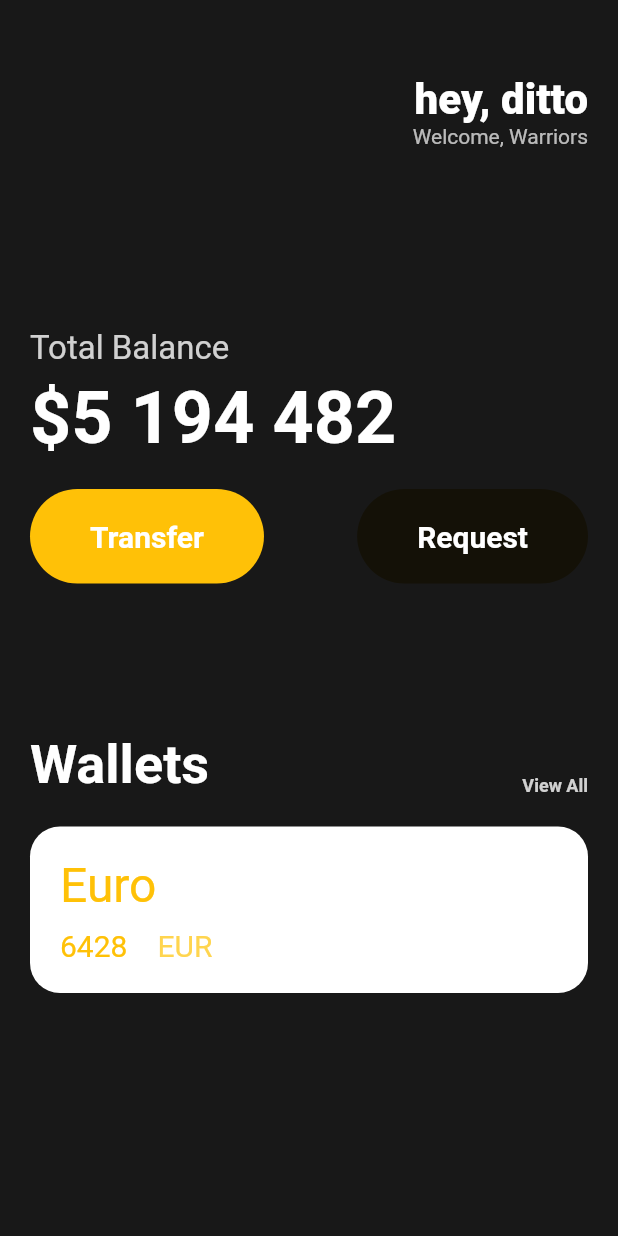
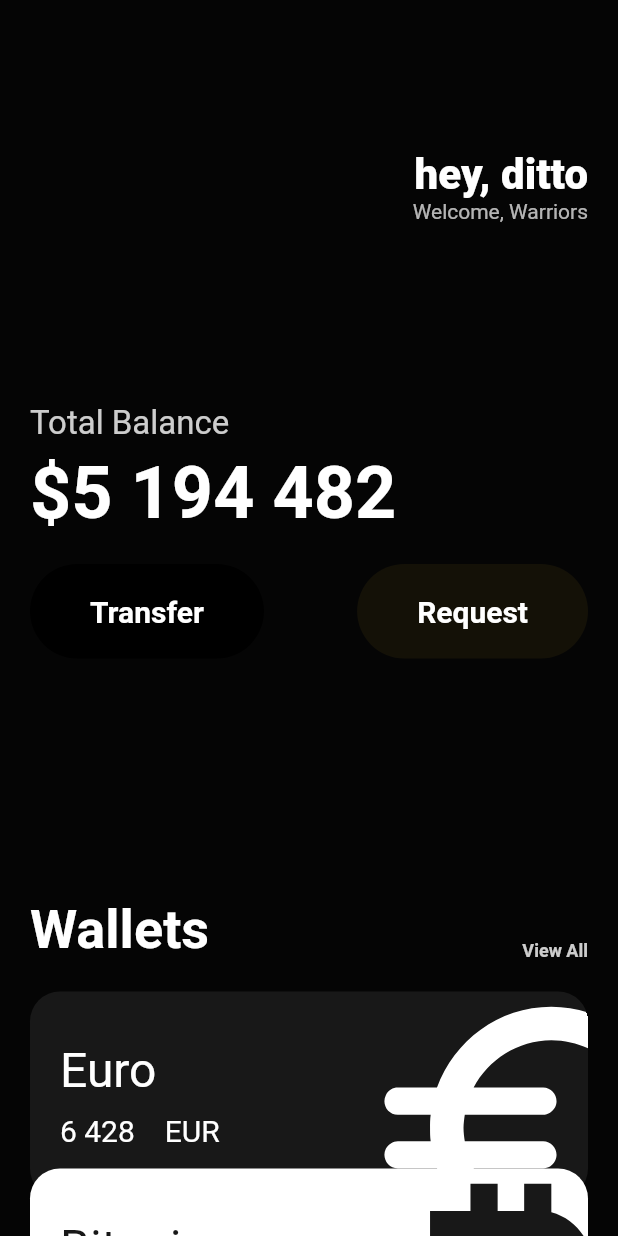
Before and after one commit to beoma21/TIL, a Flutter app: the screen it shows after launch, on a phone screen of 412 x 824 dp. Run offline on Flutter 3.47's test engine with Material 2 defaults, Android fonts, the phone set to English and light mode, and no system bars.

Commit message:
flutter_codeChallenge_230129

```diff
--- a/FirstProject/flutter_application_1/lib/main.dart
+++ b/FirstProject/flutter_application_1/lib/main.dart
@@ -1,5 +1,6 @@
 import 'package:flutter/material.dart';
 import 'package:flutter_application_1/widgets/button.dart';
+import 'package:flutter_application_1/widgets/card.dart';
 
 void main() {
   var charm = Player(name: "chim");
@@ -19,8 +20,9 @@ class App extends StatelessWidget {
     // material:  구글, cupertino: 애플 디자인 앱을 어떤 디자인으로 만들고 싶은지, 보통 구글 디자인이 더 보기 좋음
     return MaterialApp(
         home: Scaffold(
-            backgroundColor: const Color(0xFF181818),
-            body: Padding(
+            backgroundColor: const Color.fromARGB(255, 5, 5, 5),
+            body: SingleChildScrollView(
+              child: Padding(
                 padding: const EdgeInsets.symmetric(
                   horizontal: 20,
                 ),
@@ -28,7 +30,7 @@ class App extends StatelessWidget {
                   crossAxisAlignment: CrossAxisAlignment.start,
                   children: [
                     const SizedBox(
-                    height: 50,
+                      height: 100,
                     ),
                     Row(
                       mainAxisAlignment: MainAxisAlignment.end,
@@ -82,7 +84,7 @@ class App extends StatelessWidget {
                       children: const [
                         Button(
                             text: "Transfer",
-                          bgColor: Colors.amber,
+                            bgColor: Colors.black,
                             textColor: Colors.white),
                         Button(
                             text: "Request",
@@ -91,7 +93,7 @@ class App extends StatelessWidget {
                       ],
                     ),
                     const SizedBox(
-                    height: 100,
+                      height: 160,
                     ),
                     Row(
                         crossAxisAlignment: CrossAxisAlignment.end,
@@ -113,43 +115,32 @@ class App extends StatelessWidget {
                           ),
                         ]),
                     const SizedBox(height: 20),
-                  Container(
-                    decoration: BoxDecoration(
-                        color: Colors.white,
-                        borderRadius: BorderRadius.circular(20)),
-                    child: Padding(
-                      padding: const EdgeInsets.symmetric(
-                          vertical: 20, horizontal: 20),
-                      child: Row(children: [
-                        Column(
-                          crossAxisAlignment: CrossAxisAlignment.start,
-                          children: [
-                            const Text(
-                              'Euro',
-                              style:
-                                  TextStyle(color: Colors.amber, fontSize: 32),
+                    const CurrencyCard(
+                      name: "Euro",
+                      code: "EUR",
+                      amount: "6 428",
+                      icon: Icons.euro_rounded,
+                      isInverted: false,
+                      order: 0,
                     ),
-                            const SizedBox(height: 10),
-                            Row(
-                              children: [
-                                const Text('6428',
-                                    style: TextStyle(
-                                        color: Colors.amber, fontSize: 20)),
-                                const SizedBox(
-                                  width: 20,
+                    const CurrencyCard(
+                      name: "Bitcoin",
+                      code: "BTC",
+                      amount: "9 785",
+                      icon: Icons.currency_bitcoin,
+                      isInverted: true,
+                      order: 1,
                     ),
-                                Text('EUR',
-                                    style: TextStyle(
-                                        color: Colors.amber.shade300,
-                                        fontSize: 20))
-                              ],
-                            )
-                          ],
-                        )
-                      ]),
-                    ),
+                    const CurrencyCard(
+                      name: "Yen",
+                      code: "JPY",
+                      amount: "4 222",
+                      icon: Icons.currency_yen,
+                      isInverted: false,
+                      order: 2,
                     ),
                   ],
+                ),
               ),
             )
             // body: Center(
--- /dev/null
+++ b/FirstProject/flutter_application_1/lib/widgets/card.dart
@@ -0,0 +1,78 @@
+import 'package:flutter/material.dart';
+
+class CurrencyCard extends StatelessWidget {
+  final String name, code, amount;
+  final IconData icon;
+  final bool isInverted;
+  final _blackColor = const Color(0xFF181818);
+  final double order;
+
+  const CurrencyCard({
+    super.key,
+    required this.name,
+    required this.code,
+    required this.amount,
+    required this.icon,
+    required this.isInverted,
+    required this.order,
+  });
+
+  @override
+  Widget build(BuildContext context) {
+    return Transform.translate(
+      offset: Offset(0, order * -20),
+      child: Container(
+        clipBehavior: Clip.hardEdge,
+        decoration: BoxDecoration(
+            color: isInverted ? Colors.white : _blackColor,
+            borderRadius: BorderRadius.circular(20)),
+        child: Padding(
+          padding: const EdgeInsets.symmetric(vertical: 20, horizontal: 20),
+          child:
+              Row(mainAxisAlignment: MainAxisAlignment.spaceBetween, children: [
+            Column(
+              crossAxisAlignment: CrossAxisAlignment.start,
+              children: [
+                Text(
+                  name,
+                  style: TextStyle(
+                      color: isInverted ? _blackColor : Colors.white,
+                      fontSize: 32),
+                ),
+                const SizedBox(height: 10),
+                Row(
+                  children: [
+                    Text(amount,
+                        style: TextStyle(
+                            color: isInverted ? _blackColor : Colors.white,
+                            fontSize: 20)),
+                    const SizedBox(
+                      width: 20,
+                    ),
+                    Text(
+                      code,
+                      style: TextStyle(
+                          color: isInverted ? _blackColor : Colors.white,
+                          fontSize: 20),
+                    ),
+                  ],
+                )
+              ],
+            ),
+            Transform.scale(
+              scale: 2.2,
+              child: Transform.translate(
+                offset: const Offset(8, 10),
+                child: Icon(
+                  icon,
+                  color: isInverted ? _blackColor : Colors.white,
+                  size: 98,
+                ),
+              ),
+            ),
+          ]),
+        ),
+      ),
+    );
+  }
+}
```
Lines whose indentation alone changed are shown as unchanged.
